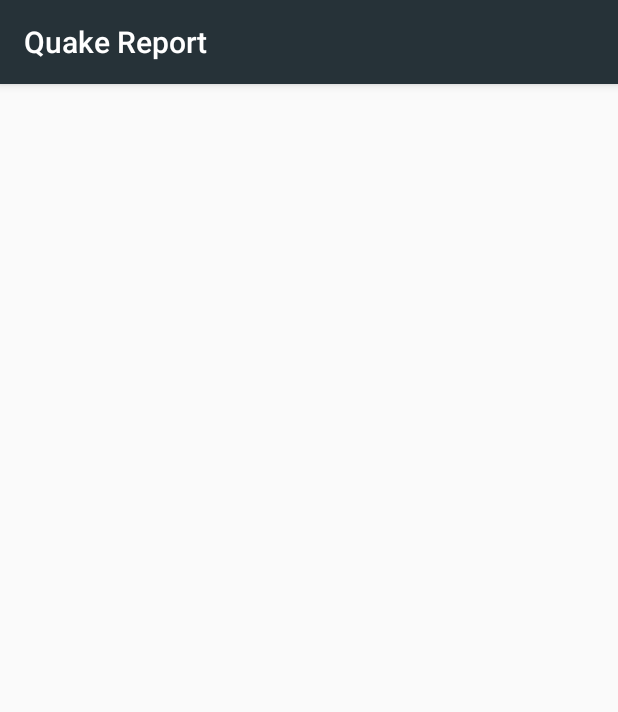
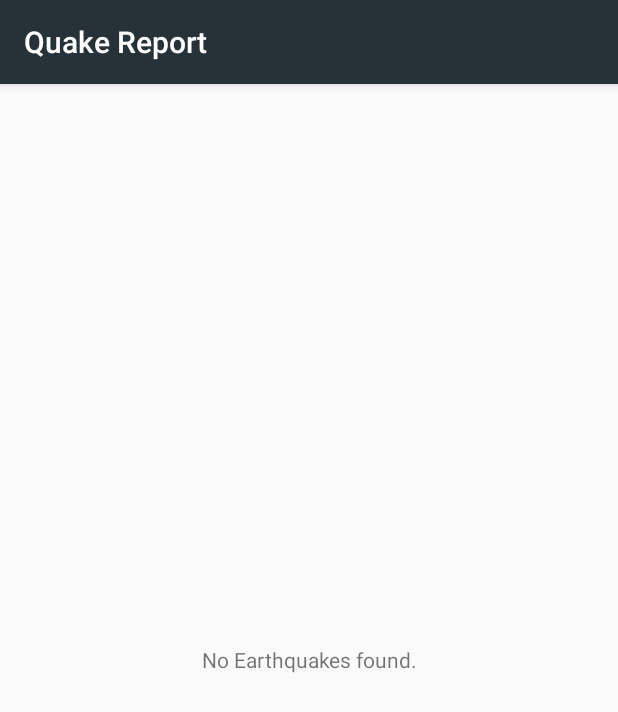
Before and after one commit to ramadani/AndQuakeReport, an Android app: the screen it shows after launch (MainActivity), on a phone screen of 412 x 824 dp. Shown: the top 712 px of the screen. Run offline under Robolectric (Android 15) with nearby library versions, the phone set to English and light mode, and no system bars.

Commit message:
progressbar centered to screen and empty state

```diff
--- a/app/src/main/java/id/ramadani/quake/ui/main/MainActivity.kt
+++ b/app/src/main/java/id/ramadani/quake/ui/main/MainActivity.kt
@@ -1,6 +1,5 @@
 package id.ramadani.quake.ui.main
 
-import android.content.Intent
 import android.support.v7.app.AppCompatActivity
 import android.os.Bundle
 import android.support.v4.app.LoaderManager.LoaderCallbacks
@@ -9,7 +8,9 @@ import android.support.v4.content.Loader
 import android.support.v7.widget.DividerItemDecoration
 import android.support.v7.widget.LinearLayoutManager
 import android.support.v7.widget.RecyclerView
+import android.view.View
 import android.widget.ProgressBar
+import android.widget.TextView
 import android.widget.Toast
 import id.ramadani.quake.R
 import id.ramadani.quake.data.Quake
@@ -17,7 +18,6 @@ import id.ramadani.quake.data.QuakeDataManager
 import kotlin.collections.ArrayList
 
 class MainActivity : AppCompatActivity(), QuakesViewContract {
-
     companion object {
         private val LOG_TAG = MainActivity::class.java.simpleName
         private val QUAKES_LOADER_ID = 1
@@ -25,18 +25,25 @@ class MainActivity : AppCompatActivity(), QuakesViewContract {
 
     private lateinit var mRvQuakes: RecyclerView
     private lateinit var mPbQuakes: ProgressBar
+    private lateinit var mTvEmpty: TextView
     private val mQuakes: ArrayList<Quake> = ArrayList()
     private val mQuakesAdapter: QuakesAdapter = QuakesAdapter(mQuakes)
 
     private val mQuakesLoaderCallbacks = object : LoaderCallbacks<List<Quake>> {
         override fun onCreateLoader(id: Int, args: Bundle?): Loader<List<Quake>>? {
-            showLoading()
+            toggleLoading(true)
             return QuakesLoader(this@MainActivity, QuakeDataManager())
         }
 
         override fun onLoadFinished(loader: Loader<List<Quake>>?, data: List<Quake>?) {
-            addToQuakeList(data!!)
-            hideLoading()
+            toggleLoading(false)
+
+            if (data!!.isNotEmpty()) {
+                toggleList(true)
+                addToQuakeList(data!!)
+            } else {
+                toggleEmptyState(true)
+            }
         }
 
         override fun onLoaderReset(loader: Loader<List<Quake>>?) {
@@ -52,6 +59,7 @@ class MainActivity : AppCompatActivity(), QuakesViewContract {
 
         mRvQuakes = findViewById(R.id.rv_quakes) as RecyclerView
         mPbQuakes = findViewById(R.id.pb_quakes) as ProgressBar
+        mTvEmpty = findViewById(R.id.tv_empty) as TextView
 
         mRvQuakes.adapter = mQuakesAdapter
         mRvQuakes.layoutManager = LinearLayoutManager(this)
@@ -85,11 +93,21 @@ class MainActivity : AppCompatActivity(), QuakesViewContract {
         Toast.makeText(this, quake.location, Toast.LENGTH_SHORT).show()
     }
 
-    override fun showLoading() {
-        mPbQuakes.visibility = ProgressBar.VISIBLE
+    override fun toggleLoading(state: Boolean) {
+        mPbQuakes.visibility = if (state) ProgressBar.VISIBLE else {
+            ProgressBar.GONE
+        }
     }
 
-    override fun hideLoading() {
-        mPbQuakes.visibility = ProgressBar.GONE
+    override fun toggleList(state: Boolean) {
+        mRvQuakes.visibility = if (state) View.VISIBLE else {
+            View.GONE
+        }
+    }
+
+    override fun toggleEmptyState(state: Boolean) {
+        mTvEmpty.visibility = if (state) View.VISIBLE else {
+            View.GONE
+        }
     }
 }
--- a/app/src/main/java/id/ramadani/quake/ui/main/QuakesPresenter.kt
+++ b/app/src/main/java/id/ramadani/quake/ui/main/QuakesPresenter.kt
@@ -16,11 +16,6 @@ class QuakesPresenter(dataManager: QuakeDataManagerContract) :
     }
 
     override fun getQuakeList() {
-        mView!!.showLoading()
 
-        val quakes = quakeDataManager.getQuakesFromApi()
-        mView!!.addToQuakeList(quakes)
-
-        mView!!.hideLoading()
     }
 }
--- a/app/src/main/java/id/ramadani/quake/ui/main/QuakesViewContract.kt
+++ b/app/src/main/java/id/ramadani/quake/ui/main/QuakesViewContract.kt
@@ -14,7 +14,9 @@ interface QuakesViewContract : View {
 
     fun clearingQuakeList()
 
-    fun showLoading()
+    fun toggleLoading(state: Boolean)
 
-    fun hideLoading()
+    fun toggleList(state: Boolean)
+
+    fun toggleEmptyState(state: Boolean)
 }
--- a/app/src/main/res/layout/activity_main.xml
+++ b/app/src/main/res/layout/activity_main.xml
@@ -1,20 +1,28 @@
 <?xml version="1.0" encoding="utf-8"?>
-<LinearLayout xmlns:android="http://schemas.android.com/apk/res/android"
+<RelativeLayout xmlns:android="http://schemas.android.com/apk/res/android"
     xmlns:tools="http://schemas.android.com/tools"
     tools:context="id.ramadani.quake.ui.main.MainActivity"
     android:layout_width="match_parent"
-    android:layout_height="match_parent"
-    android:orientation="vertical">
+    android:layout_height="match_parent">
 
     <ProgressBar
         android:id="@+id/pb_quakes"
         android:layout_width="match_parent"
         android:layout_height="wrap_content"
-        android:layout_gravity="center"
+        android:layout_centerInParent="true"
         android:visibility="gone" />
 
     <android.support.v7.widget.RecyclerView
         android:id="@+id/rv_quakes"
         android:layout_width="match_parent"
-        android:layout_height="wrap_content" />
-</LinearLayout>
+        android:layout_height="wrap_content"
+        android:visibility="gone" />
+
+    <TextView
+        android:id="@+id/tv_empty"
+        android:layout_width="match_parent"
+        android:layout_height="match_parent"
+        android:gravity="center"
+        android:text="@string/quakes_empty"
+        android:visibility="gone" />
+</RelativeLayout>
--- a/app/src/main/res/values/strings.xml
+++ b/app/src/main/res/values/strings.xml
@@ -2,4 +2,5 @@
     <string name="app_name">Quake</string>
     <string name="main_title">Quake Report</string>
     <string name="near_the">Near the</string>
+    <string name="quakes_empty">No Earthquakes found.</string>
 </resources>
```
